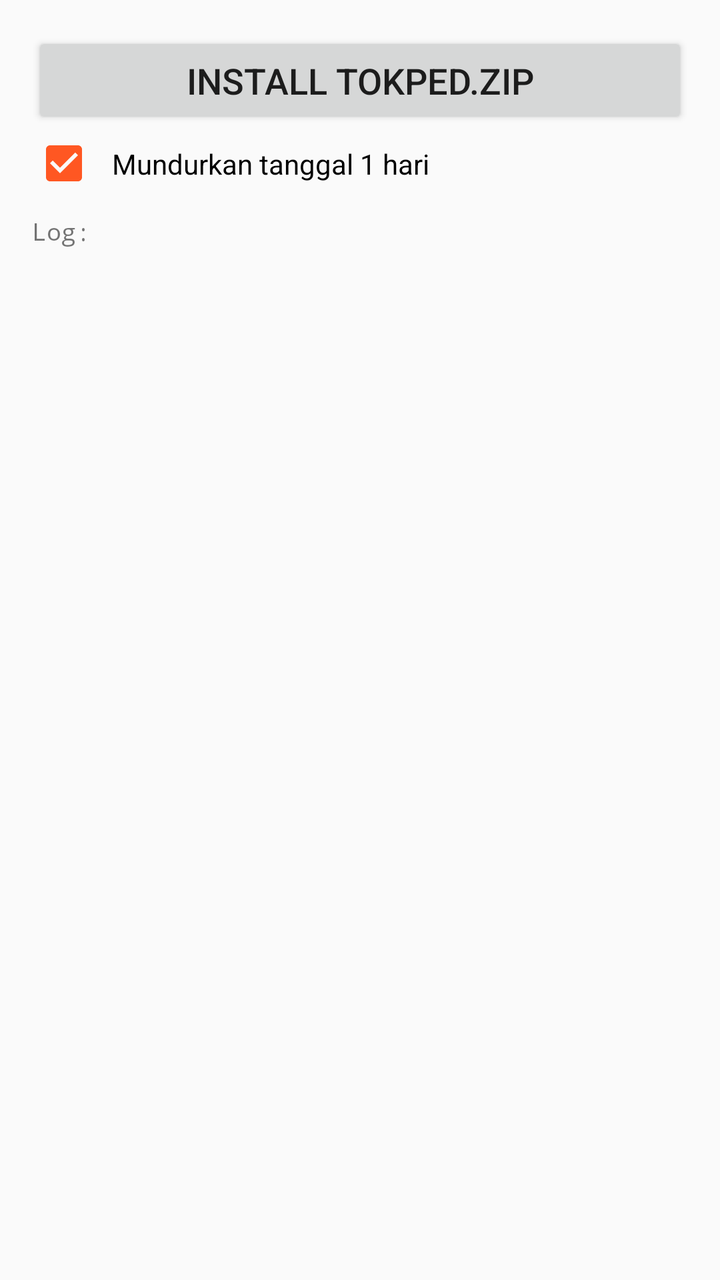
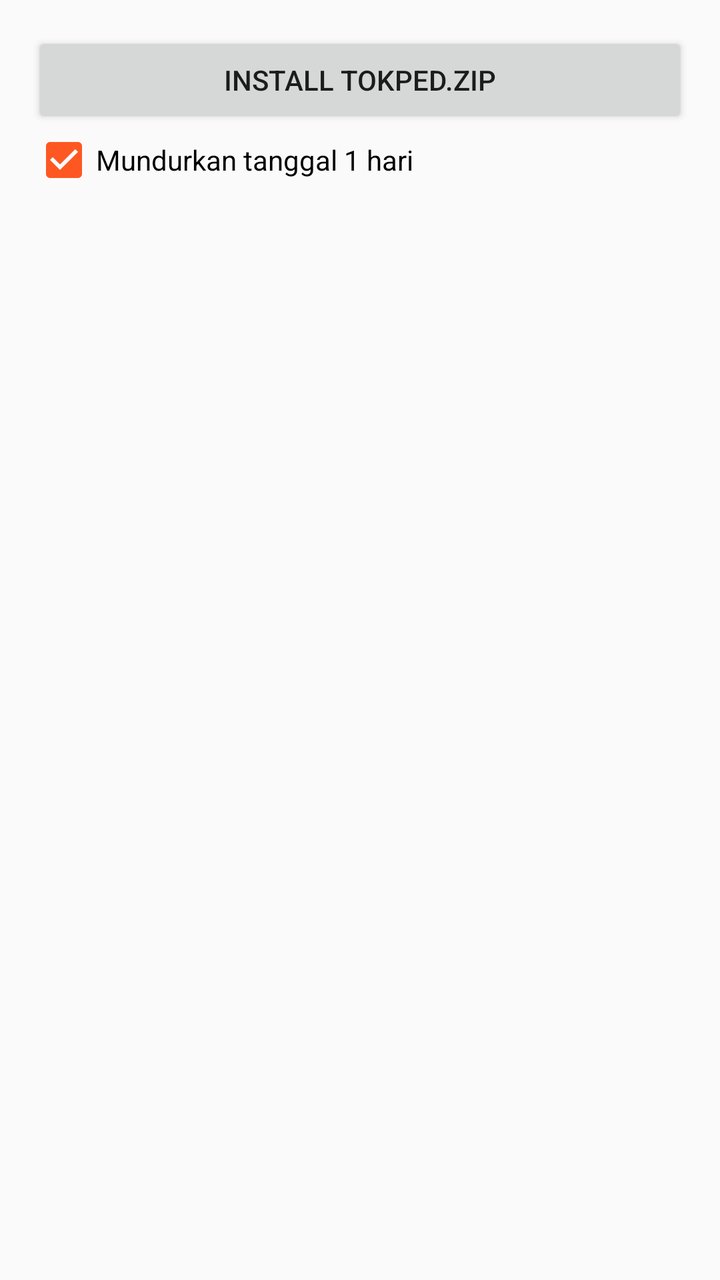

Compare the two renders of this Android layout. The source of the first and the diff that turns it into the second are given below.
<!-- AndroidManifest.xml: application theme AppTheme -->
<!-- res/layout/activity_main.xml -->
<?xml version="1.0" encoding="utf-8"?>
<LinearLayout xmlns:android="http://schemas.android.com/apk/res/android"
    android:layout_width="match_parent"
    android:layout_height="match_parent"
    android:orientation="vertical"
    android:padding="16dp">

    <Button
        android:id="@+id/btn_install"
        android:layout_width="match_parent"
        android:layout_height="wrap_content"
        android:text="INSTALL TOKPED.ZIP"
        android:textSize="18sp"
        android:padding="12dp"/>

    <CheckBox
        android:id="@+id/cb_change_date"
        android:layout_width="match_parent"
        android:layout_height="wrap_content"
        android:text="Mundurkan tanggal 1 hari"
        android:checked="true"
        android:padding="8dp"/>

    <ScrollView
        android:id="@+id/scrollView"
        android:layout_width="match_parent"
        android:layout_height="0dp"
        android:layout_weight="1"
        android:layout_marginTop="8dp">
        <TextView
            android:id="@+id/tv_log"
            android:layout_width="match_parent"
            android:layout_height="wrap_content"
            android:text="Log:"
            android:textSize="12sp"
            android:fontFamily="monospace" />
    </ScrollView>
</LinearLayout>
<!-- resources referenced by this layout -->
<resources>
  <style name="AppTheme" parent="Theme.AppCompat.Light.DarkActionBar">
          <item name="colorPrimary">#2196F3</item>
          <item name="colorPrimaryDark">#1976D2</item>
          <item name="colorAccent">#FF5722</item>
      </style>
</resources>

<!-- the commit's change to res/layout/activity_main.xml (unified diff, before → after) -->
@@ -1,25 +1,23 @@
 <?xml version="1.0" encoding="utf-8"?>
-<LinearLayout xmlns:android="http://schemas.android.com/apk/res/android"
+<LinearLayout 
+    xmlns:android="http://schemas.android.com/apk/res/android"
     android:layout_width="match_parent"
     android:layout_height="match_parent"
     android:orientation="vertical"
     android:padding="16dp">
 
     <Button
-        android:id="@+id/btn_install"
+        android:id="@+id/btnInstall"
         android:layout_width="match_parent"
         android:layout_height="wrap_content"
-        android:text="INSTALL TOKPED.ZIP"
-        android:textSize="18sp"
-        android:padding="12dp"/>
+        android:text="INSTALL TOKPED.ZIP" />
 
     <CheckBox
-        android:id="@+id/cb_change_date"
-        android:layout_width="match_parent"
+        android:id="@+id/cbChangeDate"
+        android:layout_width="wrap_content"
         android:layout_height="wrap_content"
         android:text="Mundurkan tanggal 1 hari"
-        android:checked="true"
-        android:padding="8dp"/>
+        android:checked="true" />
 
     <ScrollView
         android:id="@+id/scrollView"
@@ -27,12 +25,13 @@
         android:layout_height="0dp"
         android:layout_weight="1"
         android:layout_marginTop="8dp">
+
         <TextView
-            android:id="@+id/tv_log"
+            android:id="@+id/tvLog"
             android:layout_width="match_parent"
             android:layout_height="wrap_content"
-            android:text="Log:"
             android:textSize="12sp"
-            android:fontFamily="monospace" />
+            android:fontFamily="monospace"
+            android:textIsSelectable="true" />
     </ScrollView>
 </LinearLayout>
